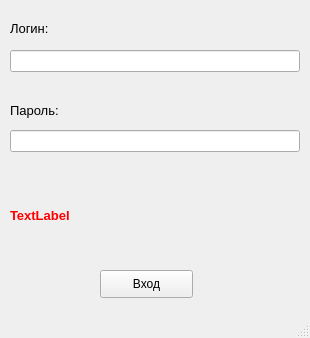
This is uis/login.ui in DashaSimonova/school_project as Qt 5 draws it before an edit. The edited form follows.
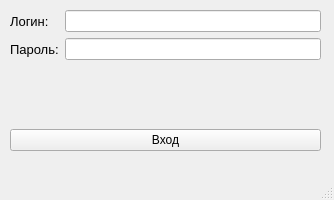
This is the edited form.

Patch:
```diff
--- a/uis/login.ui
+++ b/uis/login.ui
@@ -6,23 +6,28 @@
    <rect>
     <x>0</x>
     <y>0</y>
-    <width>310</width>
-    <height>338</height>
+    <width>334</width>
+    <height>200</height>
    </rect>
   </property>
   <property name="windowTitle">
    <string>Авторизация</string>
   </property>
   <widget class="QWidget" name="centralwidget">
+   <widget class="QWidget" name="">
+    <property name="geometry">
+     <rect>
+      <x>10</x>
+      <y>10</y>
+      <width>311</width>
+      <height>141</height>
+     </rect>
+    </property>
+    <layout class="QVBoxLayout" name="verticalLayout">
+     <item>
+      <layout class="QFormLayout" name="formLayout">
+       <item row="0" column="0">
    <widget class="QLabel" name="label">
-    <property name="geometry">
-     <rect>
-      <x>10</x>
-      <y>20</y>
-      <width>55</width>
-      <height>16</height>
-     </rect>
-    </property>
     <property name="font">
      <font>
       <pointsize>10</pointsize>
@@ -32,15 +37,12 @@
      <string>Логин:</string>
     </property>
    </widget>
+       </item>
+       <item row="0" column="1">
+        <widget class="QLineEdit" name="username_input"/>
+       </item>
+       <item row="1" column="0">
    <widget class="QLabel" name="label_2">
-    <property name="geometry">
-     <rect>
-      <x>10</x>
-      <y>100</y>
-      <width>71</width>
-      <height>21</height>
-     </rect>
-    </property>
     <property name="font">
      <font>
       <pointsize>10</pointsize>
@@ -50,66 +52,38 @@
      <string>Пароль:</string>
     </property>
    </widget>
-   <widget class="QPushButton" name="pushButton">
-    <property name="geometry">
-     <rect>
-      <x>100</x>
-      <y>270</y>
-      <width>93</width>
-      <height>28</height>
-     </rect>
-    </property>
-    <property name="text">
-     <string>Вход</string>
-    </property>
-   </widget>
-   <widget class="QLabel" name="auth_error">
-    <property name="geometry">
-     <rect>
-      <x>10</x>
-      <y>200</y>
-      <width>351</width>
-      <height>31</height>
-     </rect>
-    </property>
-    <property name="font">
-     <font>
-      <pointsize>10</pointsize>
-      <weight>75</weight>
-      <bold>true</bold>
-      <strikeout>false</strikeout>
-     </font>
-    </property>
-    <property name="styleSheet">
-     <string notr="true">QLabel {color: red}</string>
-    </property>
-    <property name="text">
-     <string>TextLabel</string>
-    </property>
-   </widget>
-   <widget class="QLineEdit" name="username_input">
-    <property name="geometry">
-     <rect>
-      <x>10</x>
-      <y>50</y>
-      <width>290</width>
-      <height>22</height>
-     </rect>
-    </property>
-   </widget>
+       </item>
+       <item row="1" column="1">
    <widget class="QLineEdit" name="password_input">
-    <property name="geometry">
-     <rect>
-      <x>10</x>
-      <y>130</y>
-      <width>290</width>
-      <height>22</height>
-     </rect>
-    </property>
     <property name="echoMode">
      <enum>QLineEdit::Password</enum>
     </property>
    </widget>
+       </item>
+       <item row="2" column="0">
+        <spacer name="verticalSpacer">
+         <property name="orientation">
+          <enum>Qt::Vertical</enum>
+         </property>
+         <property name="sizeHint" stdset="0">
+          <size>
+           <width>20</width>
+           <height>40</height>
+          </size>
+         </property>
+        </spacer>
+       </item>
+      </layout>
+     </item>
+     <item>
+      <widget class="QPushButton" name="pushButton">
+       <property name="text">
+        <string>Вход</string>
+       </property>
+      </widget>
+     </item>
+    </layout>
+   </widget>
   </widget>
   <widget class="QMenuBar" name="menubar">
    <property name="geometry">
```
Left out of the diff: 2 changed lines with no effect on the pictures. Lines whose indentation alone changed are shown as unchanged.
